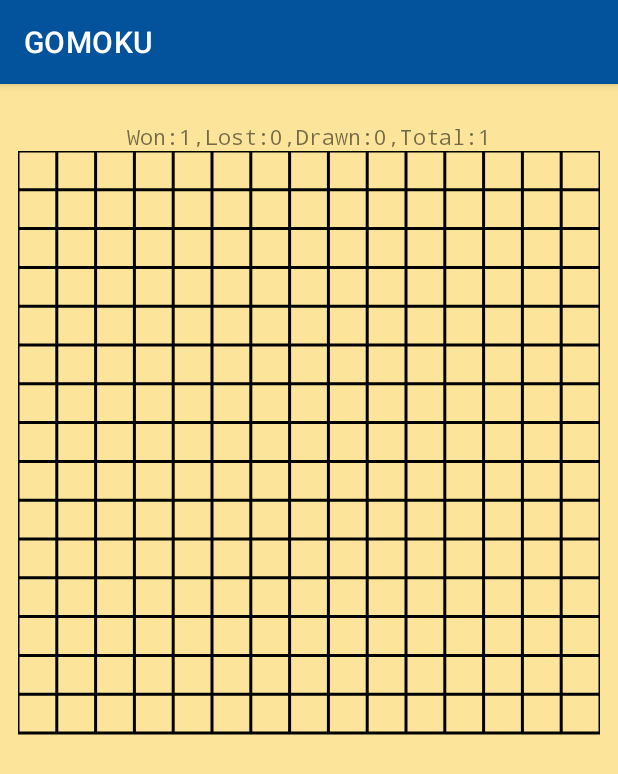
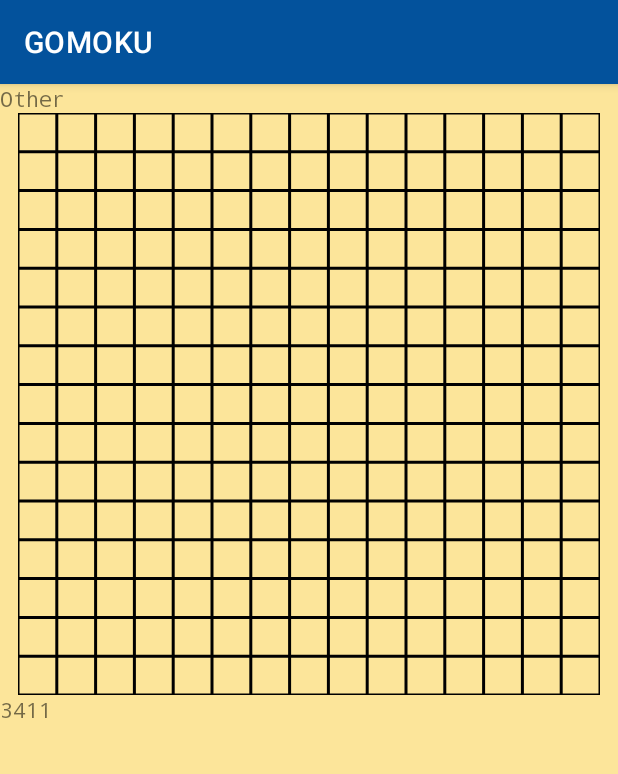
Before and after one commit to aishwaryapaithankar/gomoku, an Android app: the GameActivity screen opened directly, with no data from a screen before it, on a phone screen of 412 x 824 dp. Shown: the top 774 px of the screen. Run offline under Robolectric (Android 15) with nearby library versions, the phone set to English and light mode, and no system bars; Roboto replaces fonts that are not available here; 2 statements that could not run were skipped.

Commit message:
Refactoring + New PlayerInfoComponent View

```diff
--- a/app/src/main/java/com/ooad/gomoku/GomokuApp.kt
+++ b/app/src/main/java/com/ooad/gomoku/GomokuApp.kt
@@ -2,7 +2,7 @@ package com.ooad.gomoku
 
 import android.app.Application
 import com.ooad.gomoku.data.GameResult
-import com.ooad.gomoku.data.Stats
+import com.ooad.gomoku.data.MyStats
 import com.ooad.gomoku.network.ConnectionManager
 
 class GomokuApp : Application() {
@@ -11,7 +11,7 @@ class GomokuApp : Application() {
 
     override fun onCreate() {
         super.onCreate()
-        Stats.init(this)
-        Stats.update(GameResult.WON)
+        MyStats.init(this)
+        MyStats.update(GameResult.WON)
     }
 }
--- a/app/src/main/java/com/ooad/gomoku/data/Move.kt
+++ b/app/src/main/java/com/ooad/gomoku/data/Move.kt
@@ -3,9 +3,7 @@ package com.ooad.gomoku.data
 import com.ooad.gomoku.engine.Piece
 
 data class Move(val row: Int, val col: Int, val piece: Piece) {
-    override fun toString(): String {
-        return "move:$row,$col,$piece"
-    }
+    override fun toString(): String = "move:$row,$col,$piece"
 
     companion object {
         fun from(move: String): Move {
--- a/app/src/main/java/com/ooad/gomoku/engine/EngineInterface.kt
+++ b/app/src/main/java/com/ooad/gomoku/engine/EngineInterface.kt
@@ -1,7 +1,9 @@
 package com.ooad.gomoku.engine
 
 import com.ooad.gomoku.data.Move
+import com.ooad.gomoku.data.Player
 
 interface EngineInterface {
+    fun setPlayer(player: Player)
     fun move(move: Move)
 }
--- a/app/src/main/java/com/ooad/gomoku/engine/GameEngine.kt
+++ b/app/src/main/java/com/ooad/gomoku/engine/GameEngine.kt
@@ -10,41 +10,41 @@ import com.ooad.gomoku.observer.ResultPublisher
 import com.ooad.gomoku.observer.StatSaver
 import com.ooad.gomoku.ui.view.BoardView
 
-enum class StateEnum {
+enum class States {
     INIT,
     WHITE_TO_PLAY,
     BLACK_TO_PLAY,
     TERMINATED
 }
 
-class GameEngine(player: Player, private val proxy: RemoteGameEngineProxy, boardView: BoardView) : EngineInterface {
+class GameEngine(private val proxy: RemoteGameEngineProxy, private val boardView: BoardView) : EngineInterface {
     private val publisher = ResultPublisher
     private val board = Board(boardView)
     private val states = mapOf(
-        StateEnum.INIT to Init(),
-        StateEnum.WHITE_TO_PLAY to WhiteToPlay(this, board),
-        StateEnum.BLACK_TO_PLAY to BlackToPlay(this, board),
-        StateEnum.TERMINATED to Terminated()
+        States.INIT to Init(),
+        States.WHITE_TO_PLAY to WhiteToPlay(this, board),
+        States.BLACK_TO_PLAY to BlackToPlay(this, board),
+        States.TERMINATED to Terminated()
     )
-    private var state: State
+    private var state: State = states[States.INIT]!!
     private val uiHandler = Handler(Looper.getMainLooper())
 
     lateinit var onGameTerminated: (BoardState) -> Unit
+    private lateinit var player: Player
 
     init {
         publisher.registerObserver(StatSaver())
-        boardView.piece = player.color
-        boardView.engineMoveCallback = ::move
-        proxy.engineMoveCallback = ::remoteMove
-        state = states[StateEnum.INIT]!!
+        boardView.onMove = ::move
+        proxy.onMove = ::remoteMove
+        proxy.onPlayer = ::remotePlayer
     }
 
     fun readyToPlay() {
-        changeState(StateEnum.WHITE_TO_PLAY)
+        changeState(States.WHITE_TO_PLAY)
     }
 
-    fun changeState(stateEnum: StateEnum) {
-        state = states[stateEnum]!!
+    fun changeState(state: States) {
+        this.state = states[state]!!
     }
 
     override fun move(move: Move) {
@@ -66,6 +66,16 @@ class GameEngine(player: Player, private val proxy: RemoteGameEngineProxy, board
         }
     }
 
+    override fun setPlayer(player: Player) {
+        this.player = player
+        boardView.piece = player.color
+        proxy.setPlayer(player)
+    }
+
+    private fun remotePlayer(player: Player) {
+
+    }
+
     private fun checkAndDisplayResult() {
         if (board.boardState != BoardState.IN_PROGRESS) {
             onGameTerminated(board.boardState)
--- a/app/src/main/java/com/ooad/gomoku/engine/RemoteGameEngineProxy.kt
+++ b/app/src/main/java/com/ooad/gomoku/engine/RemoteGameEngineProxy.kt
@@ -1,19 +1,19 @@
 package com.ooad.gomoku.engine
 
 import com.ooad.gomoku.data.Move
+import com.ooad.gomoku.data.Player
 import com.ooad.gomoku.network.ConnectionManager
 
 class RemoteGameEngineProxy(private val connManager: ConnectionManager) : EngineInterface {
 
-    lateinit var engineMoveCallback : (Move) -> Unit
+    lateinit var onMove : (Move) -> Unit
+    lateinit var onPlayer : (Player) -> Unit
 
     init {
-        connManager.dataCallback = { data ->
+        connManager.onData = { data ->
             when {
-                data.startsWith("move") -> {
-                    val move = Move.from(data)
-                    engineMoveCallback(move)
-                }
+                data.startsWith("move") -> onMove(Move.from(data))
+                data.startsWith("player") -> onPlayer(Player.from(data))
             }
         }
     }
@@ -21,4 +21,8 @@ class RemoteGameEngineProxy(private val connManager: ConnectionManager) : Engine
     override fun move(move: Move) {
         connManager.sendData(move.toString())
     }
+
+    override fun setPlayer(player: Player) {
+        connManager.sendData(player.toString())
+    }
 }
--- a/app/src/main/java/com/ooad/gomoku/engine/state/BlackToPlay.kt
+++ b/app/src/main/java/com/ooad/gomoku/engine/state/BlackToPlay.kt
@@ -13,9 +13,9 @@ class BlackToPlay(private val engine: GameEngine, private val board: Board) : St
 
         return if (board.addPiece(move)) {
             if (board.boardState == BoardState.IN_PROGRESS)
-                engine.changeState(StateEnum.WHITE_TO_PLAY)
+                engine.changeState(States.WHITE_TO_PLAY)
             else
-                engine.changeState(StateEnum.TERMINATED)
+                engine.changeState(States.TERMINATED)
             true
         } else {
             false
--- a/app/src/main/java/com/ooad/gomoku/engine/state/WhiteToPlay.kt
+++ b/app/src/main/java/com/ooad/gomoku/engine/state/WhiteToPlay.kt
@@ -15,9 +15,9 @@ class WhiteToPlay(private val engine: GameEngine, private val board: Board) : St
 
         return if (board.addPiece(move)) {
             if (board.boardState == BoardState.IN_PROGRESS)
-                engine.changeState(StateEnum.BLACK_TO_PLAY)
+                engine.changeState(States.BLACK_TO_PLAY)
             else
-                engine.changeState(StateEnum.TERMINATED)
+                engine.changeState(States.TERMINATED)
             true
         } else {
             false
--- a/app/src/main/java/com/ooad/gomoku/network/ConnectionManager.kt
+++ b/app/src/main/java/com/ooad/gomoku/network/ConnectionManager.kt
@@ -22,7 +22,7 @@ class ConnectionManager(context: Context) {
     private lateinit var reader: BufferedReader
 
     lateinit var serverDiscoveredCallback: (String) -> Unit
-    lateinit var dataCallback: (String) -> Unit
+    lateinit var onData: (String) -> Unit
 
     private fun initializeServerSocket(onConnected: () -> Unit) {
         if (serverSocket != null)
@@ -68,7 +68,7 @@ class ConnectionManager(context: Context) {
     }
 
     private fun processData(data: String) {
-        dataCallback(data)
+        onData(data)
     }
 
     private fun listenForData() {
--- a/app/src/main/java/com/ooad/gomoku/observer/StatSaver.kt
+++ b/app/src/main/java/com/ooad/gomoku/observer/StatSaver.kt
@@ -1,10 +1,10 @@
 package com.ooad.gomoku.observer
 
 import com.ooad.gomoku.data.GameResult
-import com.ooad.gomoku.data.Stats
+import com.ooad.gomoku.data.MyStats
 
 class StatSaver : Observer {
     override fun notify(result: GameResult) {
-        Stats.update(result)
+        MyStats.update(result)
     }
 }
--- a/app/src/main/java/com/ooad/gomoku/ui/GameActivity.kt
+++ b/app/src/main/java/com/ooad/gomoku/ui/GameActivity.kt
@@ -3,18 +3,17 @@ package com.ooad.gomoku.ui
 import android.app.AlertDialog
 import androidx.appcompat.app.AppCompatActivity
 import android.os.Bundle
-import android.widget.TextView
 import androidx.lifecycle.ViewModelProvider
 import com.ooad.gomoku.GomokuApp
 import com.ooad.gomoku.R
 import com.ooad.gomoku.data.Player
-import com.ooad.gomoku.data.Stats
 import com.ooad.gomoku.engine.BoardState
 import com.ooad.gomoku.engine.GameEngine
 import com.ooad.gomoku.engine.Piece
 import com.ooad.gomoku.engine.RemoteGameEngineProxy
 import com.ooad.gomoku.network.ConnectionManager
 import com.ooad.gomoku.ui.view.BoardView
+import com.ooad.gomoku.ui.view.PlayerInfoComponent
 
 class GameActivity : AppCompatActivity() {
 
@@ -22,6 +21,7 @@ class GameActivity : AppCompatActivity() {
     private lateinit var connManager: ConnectionManager
     private lateinit var gameEngine: GameEngine
     private lateinit var boardView: BoardView
+    private lateinit var player: Player
 
     override fun onCreate(savedInstanceState: Bundle?) {
         super.onCreate(savedInstanceState)
@@ -31,24 +31,37 @@ class GameActivity : AppCompatActivity() {
         viewModel = ViewModelProvider(this)[GameViewModel::class.java]
         viewModel.connManager = connManager
 
-        val resultView : TextView = findViewById(R.id.result_display)
-        resultView.text = Stats.getDisplayString()
-        boardView = findViewById(R.id.board)
+//        val resultView : TextView = findViewById(R.id.result_display)
+//        resultView.text = MyStats.getDisplayString()
 
         init()
-        gameEngine.onGameTerminated = ::onGameTerminated
-        gameEngine.readyToPlay()
+        initViews()
+        initGameEngine()
     }
 
     private fun init() {
         // mostly move this to viewModel
         val playerName = intent.getStringExtra(KEY_PLAYER_NAME) ?: "You"
         val playerType = intent.getStringExtra(KEY_PLAYER_TYPE) ?: return // Kill game if this happens
-        gameEngine = GameEngine(
-            Player(playerName, if (playerType == "Host") Piece.WHITE else Piece.BLACK),
-            RemoteGameEngineProxy(connManager),
-            boardView
-        )
+        player = Player(playerName, if (playerType == "Host") Piece.WHITE else Piece.BLACK)
+    }
+
+    private fun initViews() {
+        boardView = findViewById(R.id.board)
+
+        val remotePlayerView = findViewById<PlayerInfoComponent>(R.id.remote_player)
+        remotePlayerView.playerName = "Other"
+        val currentPlayerView = findViewById<PlayerInfoComponent>(R.id.current_player)
+        currentPlayerView.playerName = player.name
+        currentPlayerView.gamesWon = 34
+        currentPlayerView.gamesLost = 11
+    }
+
+    private fun initGameEngine() {
+        gameEngine = GameEngine(RemoteGameEngineProxy(connManager), boardView)
+        gameEngine.onGameTerminated = ::onGameTerminated
+        gameEngine.setPlayer(player)
+        gameEngine.readyToPlay()
     }
 
     private fun onGameTerminated(boardState: BoardState) {
--- a/app/src/main/java/com/ooad/gomoku/ui/view/BoardView.kt
+++ b/app/src/main/java/com/ooad/gomoku/ui/view/BoardView.kt
@@ -28,7 +28,7 @@ class BoardView(context: Context, attrs: AttributeSet) : View(context, attrs) {
 
     private var logicalBoard: Array<Array<Piece>>
 
-    lateinit var engineMoveCallback: (Move) -> Unit
+    lateinit var onMove: (Move) -> Unit
     lateinit var piece: Piece
 
     init {
@@ -105,6 +105,14 @@ class BoardView(context: Context, attrs: AttributeSet) : View(context, attrs) {
         boardLen = min(w, h)
     }
 
+    override fun onMeasure(widthMeasureSpec: Int, heightMeasureSpec: Int) {
+        val w = MeasureSpec.getSize(widthMeasureSpec)
+        val h = MeasureSpec.getSize(heightMeasureSpec)
+        Log.i(TAG, "onMeasure: w=$w, h=$h")
+        val dim = min(w, h)
+        setMeasuredDimension(dim, dim)
+    }
+
     override fun onTouchEvent(event: MotionEvent): Boolean {
         return gestureDetector.onTouchEvent(event)
     }
@@ -127,7 +135,7 @@ class BoardView(context: Context, attrs: AttributeSet) : View(context, attrs) {
             if (x < 0 || x >= boardSize || y < 0 || y >= boardSize)
                 return true
 
-            engineMoveCallback(Move(x, y, piece))
+            onMove(Move(x, y, piece))
             return true
         }
     }
--- /dev/null
+++ b/app/src/main/java/com/ooad/gomoku/ui/view/PlayerInfoComponent.kt
@@ -0,0 +1,53 @@
+package com.ooad.gomoku.ui.view
+
+import android.content.Context
+import android.util.AttributeSet
+import android.view.LayoutInflater
+import android.widget.LinearLayout
+import android.widget.TextView
+import com.ooad.gomoku.R
+
+class PlayerInfoComponent(context: Context, attrs: AttributeSet) : LinearLayout(context, attrs) {
+
+    private lateinit var nameTextView: TextView
+    var playerName: String = String()
+        set(value) {
+            field = value
+            nameTextView.text = value
+        }
+
+    private lateinit var wonTextView: TextView
+    var gamesWon: Int = 0
+        set(value) {
+            field = value
+            wonTextView.text = value.toString()
+        }
+
+    private lateinit var lostTextView: TextView
+    var gamesLost: Int = 0
+        set(value) {
+            field = value
+            lostTextView.text = value.toString()
+        }
+
+    private lateinit var drawnTextView: TextView
+
+    private lateinit var totalTextView: TextView
+
+
+    init {
+        initViews(context)
+    }
+
+    private fun initViews(context: Context) {
+        val inflater = context.getSystemService(Context.LAYOUT_INFLATER_SERVICE) as LayoutInflater
+        inflater.inflate(R.layout.component_player_info, this)
+    }
+
+    override fun onFinishInflate() {
+        super.onFinishInflate()
+        nameTextView = findViewById<TextView>(R.id.player_name_tv)
+        wonTextView = findViewById<TextView>(R.id.games_won_tv)
+        lostTextView = findViewById<TextView>(R.id.games_lost_tv)
+    }
+}
--- a/app/src/main/res/layout/activity_game.xml
+++ b/app/src/main/res/layout/activity_game.xml
@@ -6,14 +6,11 @@
     android:layout_height="match_parent"
     tools:context=".ui.GameActivity">
 
-    <TextView
-        android:id="@+id/result_display"
+    <com.ooad.gomoku.ui.view.PlayerInfoComponent
+        android:id="@+id/remote_player"
         android:layout_width="match_parent"
         android:layout_height="wrap_content"
-        android:layout_marginTop="25dp"
-        android:textAlignment="center"
-        app:layout_constraintTop_toTopOf="parent"
-        />
+        app:layout_constraintTop_toTopOf="parent" />
 
     <com.ooad.gomoku.ui.view.BoardView
         android:id="@+id/board"
@@ -22,6 +19,12 @@
         android:layout_marginHorizontal="12dp"
         app:size="15"
         app:measure="150dp"
-        app:layout_constraintTop_toBottomOf="@id/result_display" />
+        app:layout_constraintTop_toBottomOf="@id/remote_player" />
+
+    <com.ooad.gomoku.ui.view.PlayerInfoComponent
+        android:id="@+id/current_player"
+        android:layout_width="match_parent"
+        android:layout_height="wrap_content"
+        app:layout_constraintTop_toBottomOf="@id/board" />
 
 </androidx.constraintlayout.widget.ConstraintLayout>
--- /dev/null
+++ b/app/src/main/res/layout/component_player_info.xml
@@ -0,0 +1,15 @@
+<?xml version="1.0" encoding="utf-8"?>
+<merge xmlns:android="http://schemas.android.com/apk/res/android">
+    <TextView
+        android:id="@+id/player_name_tv"
+        android:layout_width="wrap_content"
+        android:layout_height="wrap_content" />
+    <TextView
+        android:id="@+id/games_won_tv"
+        android:layout_width="wrap_content"
+        android:layout_height="wrap_content" />
+    <TextView
+        android:id="@+id/games_lost_tv"
+        android:layout_width="wrap_content"
+        android:layout_height="wrap_content" />
+</merge>
```
Also changed, not shown: app/src/main/java/com/ooad/gomoku/data/MyStats.kt (added, +43 -0 lines), app/src/main/java/com/ooad/gomoku/data/Player.kt (+10 -2 lines), app/src/main/java/com/ooad/gomoku/data/Stats.kt (+7 -44 lines).
